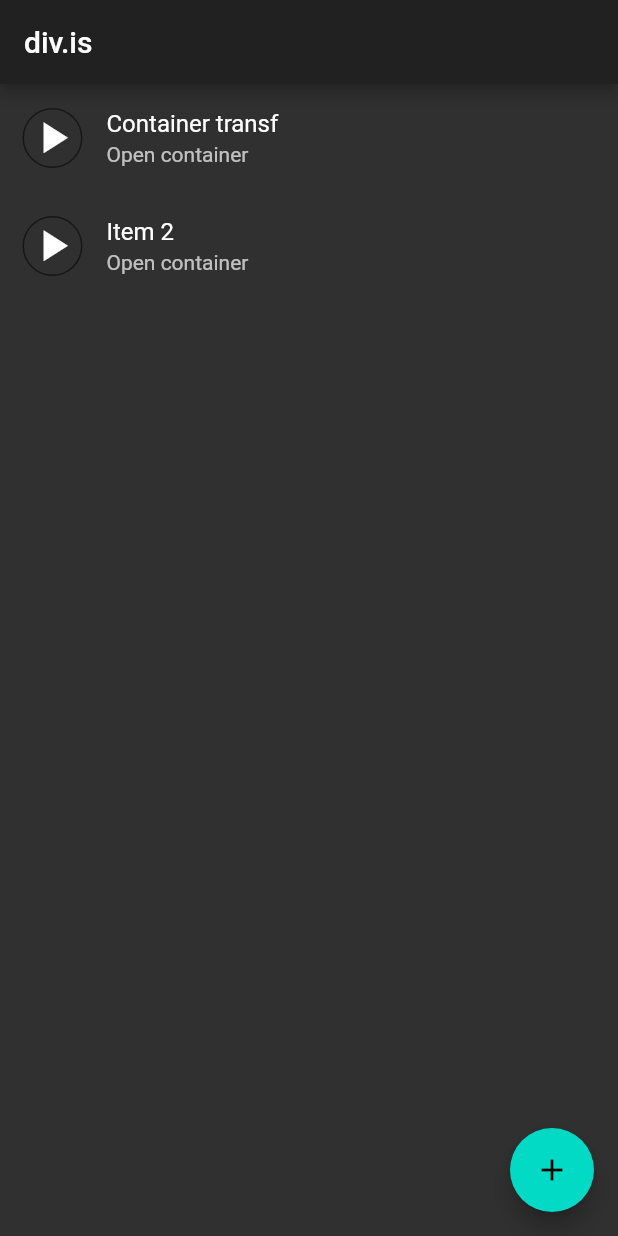
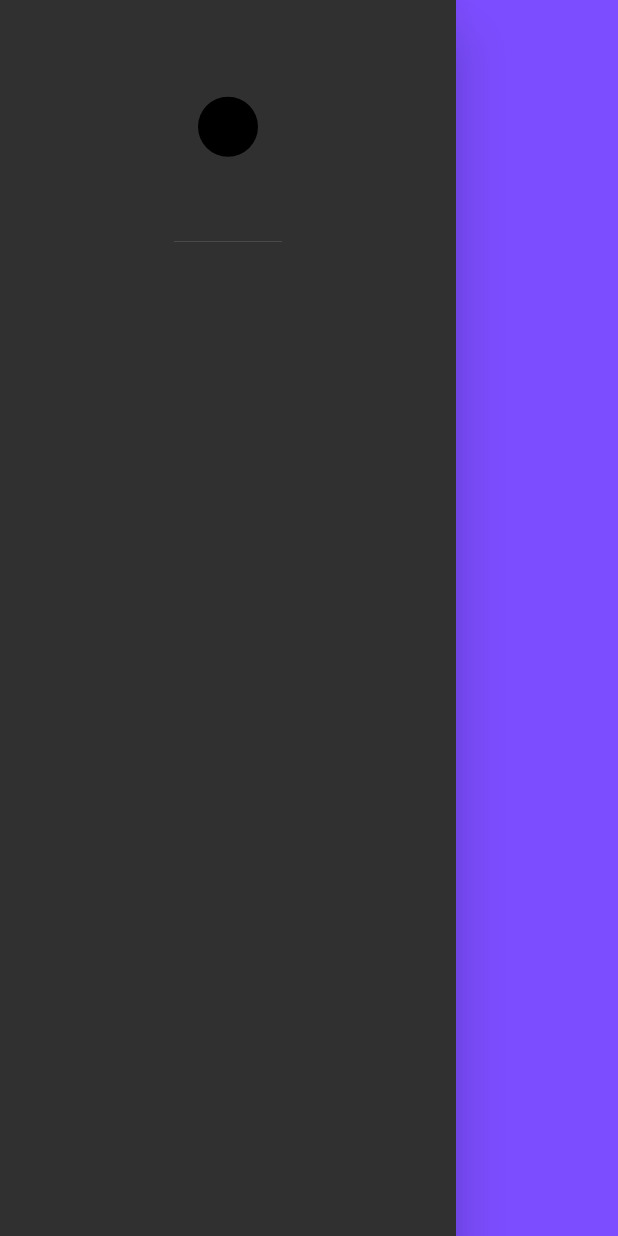
Before and after one commit to clpi/di-mob, a Flutter app: the screen it shows after launch, with the side drawer open (before the commit the screen has no drawer), on a phone screen of 412 x 824 dp. Run offline on Flutter 3.47's test engine with Material 2 defaults, Android fonts, the light colour scheme and no system bars; our stand-ins replace google_fonts, timeline_tile.

Commit message:
adding many more screens, some nav logic, some theme logic

```diff
--- a/lib/main.dart
+++ b/lib/main.dart
@@ -1,9 +1,10 @@
 import 'package:flutter/material.dart';
 import 'package:flutter/animation.dart';
 import 'package:flutter/scheduler.dart';
-import 'package:get/get.dart';
-import 'package:sqflite/sqflite.dart';
-import 'package:flutter_spinkit/flutter_spinkit.dart';
+import 'package:google_fonts/google_fonts.dart';
+import 'package:dimo/screens/home/home.dart';
+import 'package:dimo/screens/records/records.dart';
+import 'package:dimo/screens/user/user.dart';
 
 void main() {
   runApp(MyApp());
@@ -15,7 +16,16 @@ class MyApp extends StatelessWidget {
   Widget build(BuildContext context) {
     return MaterialApp(
       title: 'div.is',
+      debugShowCheckedModeBanner: false,
+      routes: <String, WidgetBuilder>{
+        "Home": (BuildContext context) => MyHomePage(),
+        "Records": (BuildContext context) => RecordPage(),
+        "User": (BuildContext context) => UserPage(),
+      },
       theme: ThemeData(
+        textTheme: GoogleFonts.nanumPenScriptTextTheme(
+          Theme.of(context).textTheme,
+        ).apply(bodyColor: Colors.black87),
         primarySwatch: Colors.deepPurple,
         colorScheme: const ColorScheme.dark(),
         visualDensity: VisualDensity.adaptivePlatformDensity,
@@ -30,92 +40,3 @@ class MyApp extends StatelessWidget {
     );
   }
 }
-
-class MyHomePage extends StatefulWidget {
-  MyHomePage({Key key, this.title}) : super(key: key);
-  final String title;
-
-  @override
-  _MyHomePageState createState() => _MyHomePageState();
-}
-
-class _MyHomePageState extends State<MyHomePage> {
-  int _counter = 0;
-  bool _slowAnim = false;
-
-  void _incrementCounter() {
-    setState(() {
-      _counter++;
-    });
-  }
-
-  @override
-  Widget build(BuildContext context) {
-    return Scaffold(
-      appBar: AppBar(
-        title: Text(widget.title),
-      ),
-      body: Column(
-        children: <Widget>[
-          Expanded(
-              child: ListView(children: <Widget>[
-            _TransitionListTile(
-                title: "Container transf",
-                sub: "Open container",
-                onTap: () {
-                  Navigator.of(context).push(
-                      MaterialPageRoute<void>(builder: (BuildContext context) {
-                    return ButtonBar();
-                  }));
-                }),
-            _TransitionListTile(
-                title: "Item 2",
-                sub: "Open container",
-                onTap: () {
-                  Navigator.of(context).push(
-                      MaterialPageRoute<void>(builder: (BuildContext context) {
-                    return Material();
-                  }));
-                })
-          ]))
-        ],
-      ),
-      floatingActionButton: FloatingActionButton(
-        onPressed: _incrementCounter,
-        tooltip: 'Increment',
-        child: Icon(Icons.add),
-      ), // This trailing comma makes auto-formatting nicer for build methods.
-    );
-  }
-}
-
-class _TransitionListTile extends StatelessWidget {
-  const _TransitionListTile({
-    this.onTap,
-    this.title,
-    this.sub,
-  });
-
-  final GestureTapCallback onTap;
-  final String title;
-  final String sub;
-
-  @override
-  Widget build(BuildContext context) {
-    return ListTile(
-      contentPadding: const EdgeInsets.symmetric(horizontal: 15.0),
-      leading: Container(
-        width: 40.0,
-        height: 40.0,
-        decoration: BoxDecoration(
-          border: Border.all(color: Colors.black54),
-          borderRadius: BorderRadius.circular(20.0),
-        ),
-        child: const Icon(Icons.play_arrow, size: 35),
-      ),
-      onTap: onTap,
-      title: Text(title),
-      subtitle: Text(sub),
-    );
-  }
-}
--- /dev/null
+++ b/lib/screens/home/home.dart
@@ -0,0 +1,128 @@
+import 'package:flutter/material.dart';
+import 'package:dimo/router.dart';
+import 'package:dimo/comp/card.dart';
+
+class MyHomePage extends StatefulWidget {
+  MyHomePage({Key key, this.title}) : super(key: key);
+  final String title;
+
+  @override
+  _MyHomePageState createState() => _MyHomePageState();
+}
+
+class _MyHomePageState extends State<MyHomePage> {
+
+  RecRouterDelegate _routerDelegate = RecRouterDelegate();
+
+  @override
+  Widget build(BuildContext context) {
+    return Scaffold(
+      persistentFooterButtons: [
+        OutlineButton(onPressed: () {Navigator.of(context).pushNamed("Records");}),
+      ],
+      drawerScrimColor: Colors.deepPurpleAccent,
+      appBar: AppBar(
+        centerTitle: true,
+        actions: [
+        ],
+
+        title: Text(widget.title),
+        //backgroundColor: Colors.deepPurpleAccent,
+      ),
+      drawer: Drawer(
+        child: Column(
+          children: <Widget>[
+            DrawerHeader(child: CircleAvatar())
+          ]
+        ),
+      ),
+      bottomNavigationBar: BottomNavigationBar(
+        type: BottomNavigationBarType.shifting,
+        elevation: 2.0,
+        backgroundColor: Colors.black26,
+        selectedItemColor: Colors.white,
+        unselectedItemColor: Colors.white70,
+        unselectedLabelStyle: TextStyle(
+          color: Colors.white54,
+        ),
+
+        items: [
+          BottomNavigationBarItem(
+            label: "Home",
+            icon: Icon(Icons.home_outlined),
+            activeIcon: Icon(Icons.home_filled),
+
+          ),
+          BottomNavigationBarItem(
+              label: "Records",
+              icon: Icon(Icons.book_outlined),
+              activeIcon: Icon(Icons.book),
+          ),
+          BottomNavigationBarItem(
+              label: "Profile",
+              icon: Icon(Icons.person_rounded),
+              activeIcon: Icon(Icons.person_outline_rounded),
+          )
+        ],
+      ),
+      body: Container(
+          child: Center(
+            child: Column(
+              children: <Widget>[
+                IconButton(
+                  icon: Icon(
+                    Icons.info,
+                    color: Colors.deepPurpleAccent,
+                  ),
+                  onPressed: () {
+                  },
+                  iconSize: 20.0,
+                ),
+                MaterialButton(
+                  onPressed: () { },
+                )
+              ],
+            )
+          )
+      ),
+      floatingActionButton: FloatingActionButton(
+        backgroundColor: Colors.deepPurpleAccent,
+        onPressed: () {},
+        tooltip: 'Increment',
+        splashColor: Colors.deepOrange,
+        child: Icon(Icons.add),
+      ), // This trailing comma makes auto-formatting nicer for build methods.
+    );
+  }
+}
+
+class _TransitionListTile extends StatelessWidget {
+  const _TransitionListTile({
+    this.onTap,
+    this.title,
+    this.sub,
+  });
+
+  final GestureTapCallback onTap;
+  final String title;
+  final String sub;
+
+  @override
+  Widget build(BuildContext context) {
+    return ListTile(
+      contentPadding: const EdgeInsets.symmetric(horizontal: 15.0),
+      leading: Container(
+        width: 40.0,
+        height: 40.0,
+        decoration: BoxDecoration(
+          border: Border.all(color: Colors.black54),
+          borderRadius: BorderRadius.circular(20.0),
+        ),
+        child: const Icon(Icons.play_arrow, size: 35),
+      ),
+      onTap: onTap,
+      title: Text(title),
+      subtitle: Text(sub),
+    );
+  }
+}
```
Also changed, not shown: lib/comp/card.dart (added, +87 -0 lines), lib/models/record/record.dart (added, +18 -0 lines), lib/router.dart (added, +149 -0 lines), lib/screens/records/records.dart (added, +74 -0 lines), lib/screens/user/user.dart (added, +74 -0 lines), pubspec.yaml (+14 -12 lines), lib/screens/prefs/prefs.dart (added), pubspec.lock.
